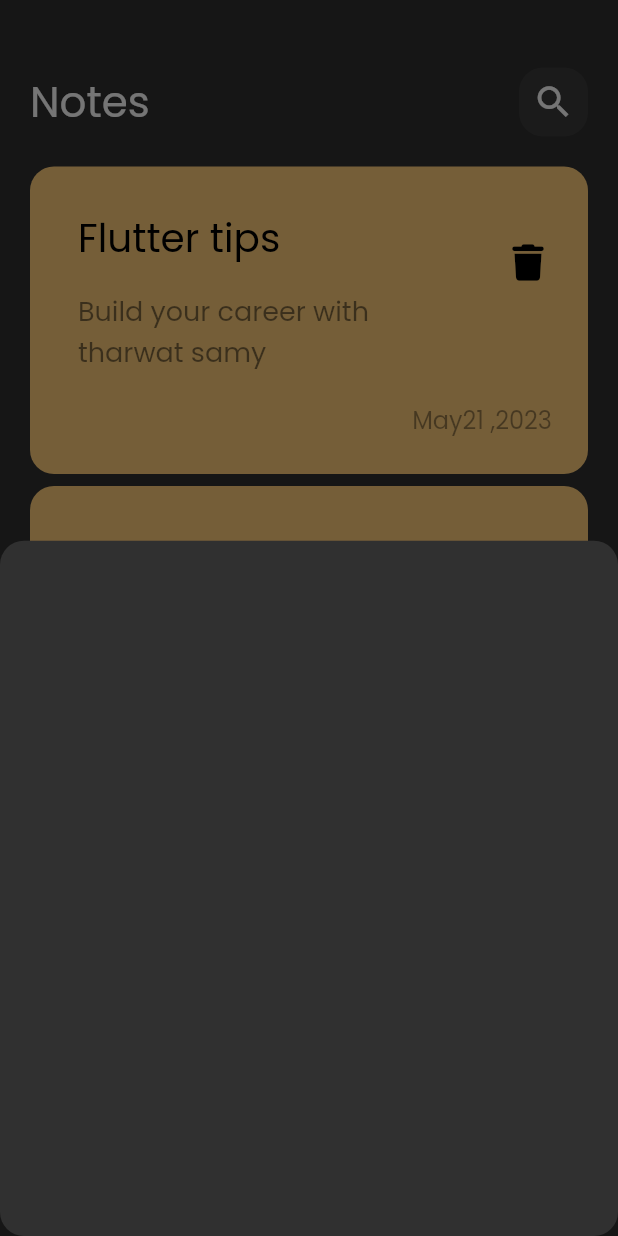
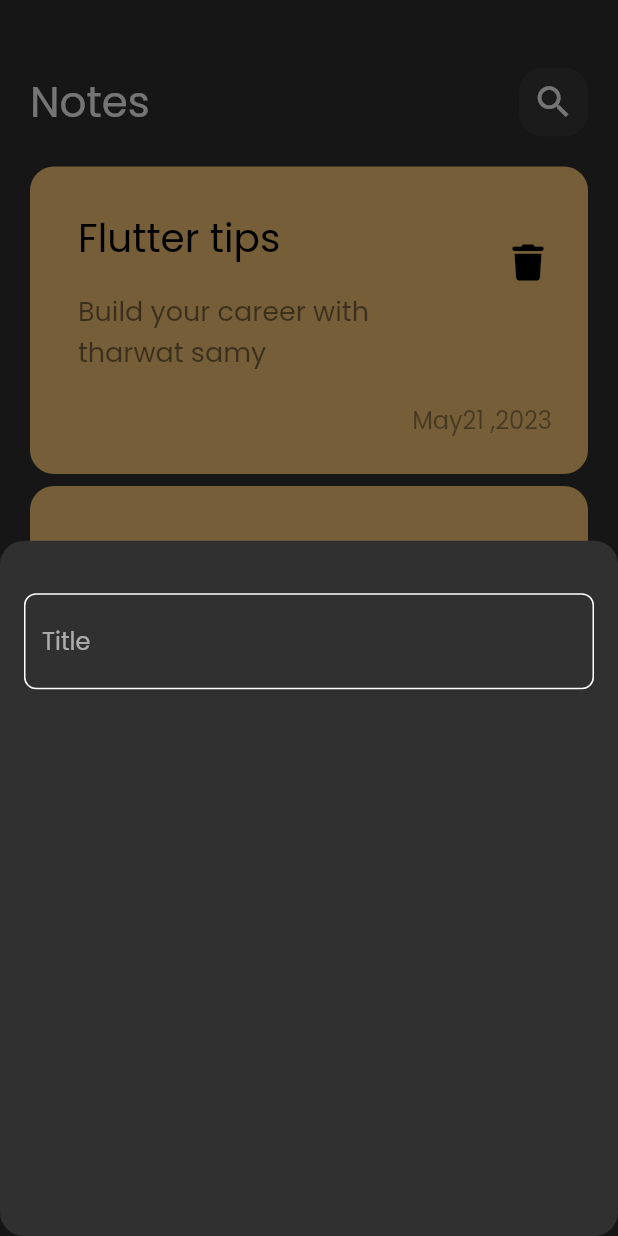
Before and after one commit to ALHassanMusleh/notes_app, a Flutter app: the screen it shows after launch, after a tap on the "add" icon, on a phone screen of 412 x 824 dp. Run offline on Flutter 3.47's test engine with Material 2 defaults, Android fonts, the phone set to English and light mode, and no system bars; our stand-ins replace font_awesome_flutter.

Commit message:
create custom text field

```diff
--- /dev/null
+++ b/lib/constant.dart
@@ -0,0 +1,3 @@
+import 'package:flutter/material.dart';
+
+const KPrimaryColor = Color(0xff62FCD7);
--- a/lib/views/widgets/add_note_bottom_sheet.dart
+++ b/lib/views/widgets/add_note_bottom_sheet.dart
@@ -1,10 +1,47 @@
 import 'package:flutter/material.dart';
+import 'package:notes_hive_app/constant.dart';
 
 class AddNoteBottomSheet extends StatelessWidget {
   const AddNoteBottomSheet({super.key});
 
   @override
   Widget build(BuildContext context) {
-    return Container();
+    return Padding(
+      padding: const EdgeInsets.symmetric(horizontal: 16.0),
+      child: Column(
+        children: [
+          SizedBox(
+            height: 35,
+          ),
+          CustomTextField(),
+        ],
+      ),
+    );
   }
 }
+
+class CustomTextField extends StatelessWidget {
+  const CustomTextField({super.key});
+
+  @override
+  Widget build(BuildContext context) {
+    return TextField(
+      cursorColor: KPrimaryColor,
+      decoration: InputDecoration(
+        hintText: 'Title',
+        border: buildBorder(),
+        enabledBorder: buildBorder(),
+        focusedBorder: buildBorder(KPrimaryColor),
+      ),
+    );
+  }
+
+  OutlineInputBorder buildBorder([color]) {
+    return OutlineInputBorder(
+      borderRadius: BorderRadius.circular(8),
+      borderSide: BorderSide(
+        color: color ?? Colors.white,
+      ),
+    );
+  }
+}
```
